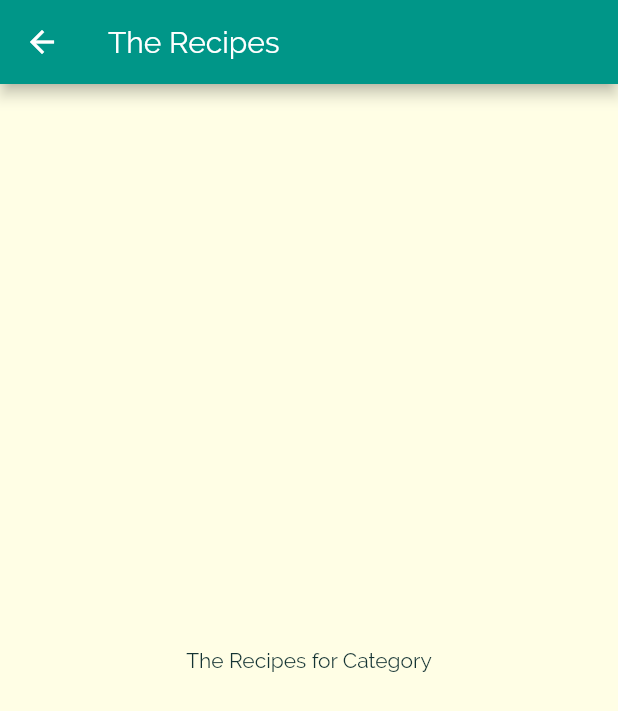
After one commit to lemanfoetra/flutter-module-7-navigation-multiplescreen, a Flutter app: the screen it shows after launch, after a tap on "Italian", on a phone screen of 412 x 824 dp. The commit adds this screen. Shown: the top 711 px of the screen. Run offline on Flutter 3.47's test engine with Material 2 defaults, Android fonts, the phone set to English and light mode, and no system bars.

Commit message:
Navigation to new page

```diff
--- /dev/null
+++ b/lib/categories_meal_screen.dart
@@ -0,0 +1,15 @@
+import 'package:flutter/material.dart';
+
+class CategoriesMeal extends StatelessWidget {
+  @override
+  Widget build(BuildContext context) {
+    return Scaffold(
+      appBar: AppBar(
+        title: Text('The Recipes'),
+      ),
+      body: Center(
+        child: Text('The Recipes for Category'),
+      ),
+    );
+  }
+}
--- a/lib/categories_screen.dart
+++ b/lib/categories_screen.dart
@@ -1,5 +1,5 @@
 import 'package:flutter/material.dart';
-import 'package:meals/category_item.dart';
+import './category_item.dart';
 import 'dummy_data.dart';
 
 class CategoriesScreen extends StatelessWidget {
--- a/lib/category_item.dart
+++ b/lib/category_item.dart
@@ -1,4 +1,5 @@
 import 'package:flutter/material.dart';
+import 'package:meals/categories_meal_screen.dart';
 
 class CategoryItem extends StatelessWidget {
   final String title;
@@ -6,9 +7,21 @@ class CategoryItem extends StatelessWidget {
 
   CategoryItem(this.title, this.color);
 
+  void selectCategory(BuildContext ctx) {
+    Navigator.of(ctx).push(
+      MaterialPageRoute(
+        builder: (_) {
+          return CategoriesMeal();
+        },
+      ),
+    );
+  }
+
   @override
   Widget build(BuildContext context) {
-    return Container(
+    return InkWell(
+      onTap: () => selectCategory(context),
+      child: Container(
         padding: const EdgeInsets.all(15),
         child: Text(
           title,
@@ -22,6 +35,7 @@ class CategoryItem extends StatelessWidget {
           ),
           borderRadius: BorderRadius.circular(15),
         ),
+      ),
     );
   }
 }
```
Lines whose indentation alone changed are shown as unchanged.
